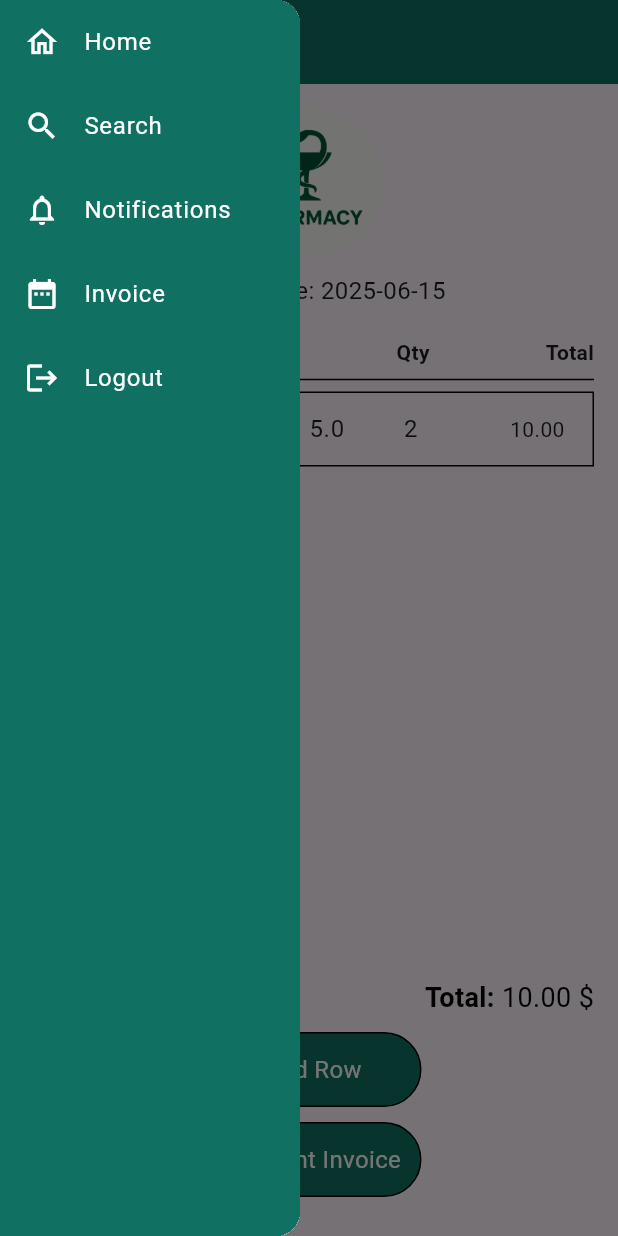
After one commit to Emad-Nasri/pharmacy-app, a Flutter app: the InvoicePage screen opened directly, with the side drawer open, on a phone screen of 412 x 824 dp. The commit adds this screen. Run offline on Flutter 3.47's test engine with Material 3 defaults, Android fonts, the light colour scheme and no system bars; our stand-ins replace firebase_core, firebase_messaging, get, get_storage, pdf, printing; accounts and stored records are empty.

Commit message:
added invoice page and class invoice item and add invoice page to my drawer

```diff
--- a/lib/components/my_drawer.dart
+++ b/lib/components/my_drawer.dart
@@ -1,6 +1,7 @@
 import 'package:flutter/material.dart';
 import 'package:pharmacy_app/components/my_list_tile.dart';
 import 'package:pharmacy_app/pages/home_page.dart';
+import 'package:pharmacy_app/pages/invoice_page.dart';
 import 'package:pharmacy_app/pages/login.dart';
 import 'package:pharmacy_app/pages/notification_page.dart';
 import 'package:pharmacy_app/pages/search_page.dart';
@@ -15,23 +16,28 @@ class MyDrawer extends StatelessWidget {
     return Container(
       color: isDarkMode ? Colors.grey.shade900 : const Color(0xff107163),
       child: ListView(
-        children: const [
-          MyListTile(
+        children: [
+          const MyListTile(
             title: 'Home',
             icon: Icons.home_outlined,
             page: HomePage(),
           ),
-          MyListTile(
+          const MyListTile(
             title: 'Search',
             icon: Icons.search,
             page: SearchPage(),
           ),
-          MyListTile(
+          const MyListTile(
             title: 'Notifications',
             icon: Icons.notifications_none_outlined,
             page: NotificationPage(),
           ),
           MyListTile(
+            title: 'Invoice',
+            icon: Icons.date_range,
+            page: InvoicePage(),
+          ),
+          const MyListTile(
             title: 'Logout',
             icon: Icons.logout,
             page: LoginPage(),
--- /dev/null
+++ b/lib/models/invoice_item.dart
@@ -0,0 +1,24 @@
+class InvoiceItem {
+  String name;
+  double price;
+  int quantity;
+
+  InvoiceItem(
+      {required this.name, required this.price, required this.quantity});
+
+  double get total => price * quantity;
+
+  Map<String, dynamic> toJson() => {
+        'name': name,
+        'price': price,
+        'quantity': quantity,
+      };
+
+  factory InvoiceItem.fromJson(Map<String, dynamic> json) {
+    return InvoiceItem(
+      name: json['name'],
+      price: json['price'],
+      quantity: json['quantity'],
+    );
+  }
+}
--- /dev/null
+++ b/lib/pages/invoice_page.dart
@@ -0,0 +1,314 @@
+import 'package:flutter/material.dart';
+import 'package:get/get.dart';
+import 'package:intl/intl.dart';
+import 'package:pdf/widgets.dart' as pw;
+import 'package:pdf/pdf.dart';
+import 'package:pharmacy_app/components/my_drawer.dart';
+import 'package:pharmacy_app/models/invoice_item.dart';
+import 'package:pharmacy_app/theme/theme_controller.dart';
+import 'package:printing/printing.dart';
+import 'package:flutter/services.dart' show rootBundle;
+
+class InvoicePage extends StatefulWidget {
+  const InvoicePage({super.key});
+
+  @override
+  State<InvoicePage> createState() => _InvoicePageState();
+}
+
+class _InvoicePageState extends State<InvoicePage> {
+  final List<InvoiceItem> _items = [
+    InvoiceItem(name: 'Panadol', price: 5.0, quantity: 2),
+  ];
+
+  final DateTime invoiceDate = DateTime.now();
+
+  void _addNewRow() {
+    setState(() {
+      _items.add(InvoiceItem(name: '', price: 0, quantity: 1));
+    });
+  }
+
+  double _calculateTotal() {
+    return _items.fold(0, (sum, item) => sum + item.total);
+  }
+
+  Future<void> _printPdf() async {
+    final pdf = pw.Document();
+    final imageLogo =
+        (await rootBundle.load('assets/images/logo.png')).buffer.asUint8List();
+
+    pdf.addPage(
+      pw.Page(
+        build: (context) => pw.Column(
+          crossAxisAlignment: pw.CrossAxisAlignment.start,
+          children: [
+            pw.Image(pw.MemoryImage(imageLogo), height: 100),
+            pw.SizedBox(height: 10),
+            pw.Text(
+                'Invoice Date: ${DateFormat('yyyy-MM-dd').format(invoiceDate)}',
+                style: const pw.TextStyle(fontSize: 14)),
+            pw.SizedBox(height: 20),
+            pw.Table(
+              border: pw.TableBorder.all(color: PdfColors.black),
+              children: [
+                pw.TableRow(
+                  decoration: const pw.BoxDecoration(color: PdfColors.grey300),
+                  children: [
+                    pw.Padding(
+                      padding: const pw.EdgeInsets.all(4),
+                      child: pw.Text('No.',
+                          style: pw.TextStyle(fontWeight: pw.FontWeight.bold)),
+                    ),
+                    pw.Padding(
+                      padding: const pw.EdgeInsets.all(4),
+                      child: pw.Text('Medicine',
+                          style: pw.TextStyle(fontWeight: pw.FontWeight.bold)),
+                    ),
+                    pw.Padding(
+                      padding: const pw.EdgeInsets.all(4),
+                      child: pw.Text('Price',
+                          style: pw.TextStyle(fontWeight: pw.FontWeight.bold)),
+                    ),
+                    pw.Padding(
+                      padding: const pw.EdgeInsets.all(4),
+                      child: pw.Text('Quantity',
+                          style: pw.TextStyle(fontWeight: pw.FontWeight.bold)),
+                    ),
+                    pw.Padding(
+                      padding: const pw.EdgeInsets.all(4),
+                      child: pw.Text('Total',
+                          style: pw.TextStyle(fontWeight: pw.FontWeight.bold)),
+                    ),
+                  ],
+                ),
+                ..._items.asMap().entries.map((entry) {
+                  final index = entry.key + 1;
+                  final item = entry.value;
+                  return pw.TableRow(
+                    children: [
+                      pw.Padding(
+                        padding: const pw.EdgeInsets.all(4),
+                        child: pw.Text(index.toString()),
+                      ),
+                      pw.Padding(
+                        padding: const pw.EdgeInsets.all(4),
+                        child: pw.Text(item.name),
+                      ),
+                      pw.Padding(
+                        padding: const pw.EdgeInsets.all(4),
+                        child: pw.Text('${item.price.toStringAsFixed(2)}'),
+                      ),
+                      pw.Padding(
+                        padding: const pw.EdgeInsets.all(4),
+                        child: pw.Text('${item.quantity}'),
+                      ),
+                      pw.Padding(
+                        padding: const pw.EdgeInsets.all(4),
+                        child: pw.Text('${item.total.toStringAsFixed(2)}'),
+                      ),
+                    ],
+                  );
+                }),
+              ],
+            ),
+            pw.SizedBox(height: 15),
+            pw.Row(
+              mainAxisAlignment: pw.MainAxisAlignment.end,
+              children: [
+                pw.Text('Total: ',
+                    style: pw.TextStyle(
+                        fontWeight: pw.FontWeight.bold, fontSize: 14)),
+                pw.Text('${_calculateTotal().toStringAsFixed(2)} \$',
+                    style: const pw.TextStyle(fontSize: 14)),
+              ],
+            ),
+          ],
+        ),
+      ),
+    );
+
+    await Printing.layoutPdf(
+        onLayout: (PdfPageFormat format) async => pdf.save());
+  }
+
+  @override
+  Widget build(BuildContext context) {
+    final ThemeController themeController = Get.find();
+    final isDarkMode = themeController.theme == ThemeMode.dark;
+
+    final appBarColor =
+        isDarkMode ? Colors.grey.shade900 : const Color(0xff107163);
+    final iconColor = isDarkMode ? Colors.yellow : Colors.white;
+    final boxDecorationColor =
+        isDarkMode ? Colors.grey.shade800 : const Color(0xff107163);
+    final textColor = isDarkMode ? Colors.yellow : Colors.black;
+    final borderColor = isDarkMode ? Colors.yellow : Colors.black;
+
+    final formattedDate = DateFormat('yyyy-MM-dd').format(invoiceDate);
+
+    return Scaffold(
+      drawer: const Drawer(
+        width: 200,
+        child: MyDrawer(),
+      ),
+      appBar: AppBar(
+        title: Text(
+          "Invoice",
+          style: TextStyle(color: iconColor),
+        ),
+        backgroundColor: appBarColor,
+        iconTheme: IconThemeData(color: iconColor),
+      ),
+      body: Padding(
+        padding: const EdgeInsets.all(16.0),
+        child: Column(
+          children: [
+            Container(
+              height: 100,
+              width: 100,
+              decoration: BoxDecoration(
+                borderRadius: BorderRadius.circular(100),
+                image: const DecorationImage(
+                  image: AssetImage('assets/images/logo.png'),
+                ),
+              ),
+            ),
+            const SizedBox(height: 10),
+            Text("Invoice Date: $formattedDate",
+                style: const TextStyle(fontSize: 16)),
+            const SizedBox(height: 20),
+            const Row(
+              mainAxisAlignment: MainAxisAlignment.spaceBetween,
+              children: [
+                Text('Medicine', style: TextStyle(fontWeight: FontWeight.bold)),
+                Text('Price', style: TextStyle(fontWeight: FontWeight.bold)),
+                Text('Qty', style: TextStyle(fontWeight: FontWeight.bold)),
+                Text('Total', style: TextStyle(fontWeight: FontWeight.bold)),
+              ],
+            ),
+            const Divider(color: Colors.black),
+            Expanded(
+              child: ListView.builder(
+                itemCount: _items.length,
+                itemBuilder: (context, index) {
+                  final item = _items[index];
+                  return Container(
+                    decoration: BoxDecoration(
+                      border: Border.all(color: Colors.black),
+                    ),
+                    child: Row(
+                      children: [
+                        // Medicine name
+                        Expanded(
+                          flex: 3,
+                          child: TextFormField(
+                            initialValue: item.name,
+                            onChanged: (value) =>
+                                setState(() => item.name = value),
+                            decoration:
+                                const InputDecoration(border: InputBorder.none),
+                          ),
+                        ),
+                        // Price
+                        Expanded(
+                          child: TextFormField(
+                            initialValue: item.price.toString(),
+                            keyboardType: TextInputType.number,
+                            onChanged: (value) => setState(
+                                () => item.price = double.tryParse(value) ?? 0),
+                            decoration:
+                                const InputDecoration(border: InputBorder.none),
+                          ),
+                        ),
+                        // Quantity
+                        Expanded(
+                          child: TextFormField(
+                            initialValue: item.quantity.toString(),
+                            keyboardType: TextInputType.number,
+                            onChanged: (value) => setState(
+                                () => item.quantity = int.tryParse(value) ?? 1),
+                            decoration:
+                                const InputDecoration(border: InputBorder.none),
+                          ),
+                        ),
+                        // Total
+                        Expanded(
+                          child: Padding(
+                            padding: const EdgeInsets.all(8.0),
+                            child: Text(item.total.toStringAsFixed(2)),
+                          ),
+                        ),
+                      ],
+                    ),
+                  );
+                },
+              ),
+            ),
+            Row(
+              mainAxisAlignment: MainAxisAlignment.end,
+              children: [
+                Text("Total: ",
+                    style: TextStyle(
+                        fontSize: 18,
+                        fontWeight: FontWeight.bold,
+                        color: textColor)),
+                Text(
+                  "${_calculateTotal().toStringAsFixed(2)} \$",
+                  style: TextStyle(fontSize: 18, color: textColor),
+                ),
+              ],
+            ),
+            const SizedBox(height: 10),
+            GestureDetector(
+              onTap: _addNewRow,
+              child: Container(
+                  padding: const EdgeInsets.only(left: 20),
+                  height: 50,
+                  width: 150,
+                  decoration: BoxDecoration(
+                    color: boxDecorationColor,
+                    border: Border.all(color: borderColor),
+                    borderRadius: BorderRadius.circular(100),
+                  ),
+                  child: const Row(
+                    children: [
+                      Icon(
+                        Icons.add,
+                        color: Colors.white,
+                      ),
+                      Text("Add Row",
+                          style: TextStyle(fontSize: 16, color: Colors.white)),
+                    ],
+                  )),
+            ),
+            const SizedBox(height: 10),
+            GestureDetector(
+              onTap: _printPdf,
+              child: Container(
+                  padding: const EdgeInsets.only(left: 20),
+                  height: 50,
+                  width: 150,
+                  decoration: BoxDecoration(
+                    color: boxDecorationColor,
+                    border: Border.all(color: borderColor),
+                    borderRadius: BorderRadius.circular(100),
+                  ),
+                  child: const Row(
+                    children: [
+                      Icon(
+                        Icons.picture_as_pdf,
+                        color: Colors.white,
+                      ),
+                      Text("Print Invoice",
+                          style: TextStyle(fontSize: 16, color: Colors.white)),
+                    ],
+                  )),
+            ),
+            const SizedBox(height: 10),
+          ],
+        ),
+      ),
+    );
+  }
+}
--- a/pubspec.yaml
+++ b/pubspec.yaml
@@ -36,7 +36,10 @@ dependencies:
 
   flutter:
     sdk: flutter
-
+  pdf: ^3.11.3
+  printing: ^5.14.2
+  intl: ^0.18.1
+  date_format: ^2.0.9
 
   # The following adds the Cupertino Icons font to your application.
   # Use with the CupertinoIcons class for iOS style icons.
```
Also changed, not shown: pubspec.lock.
